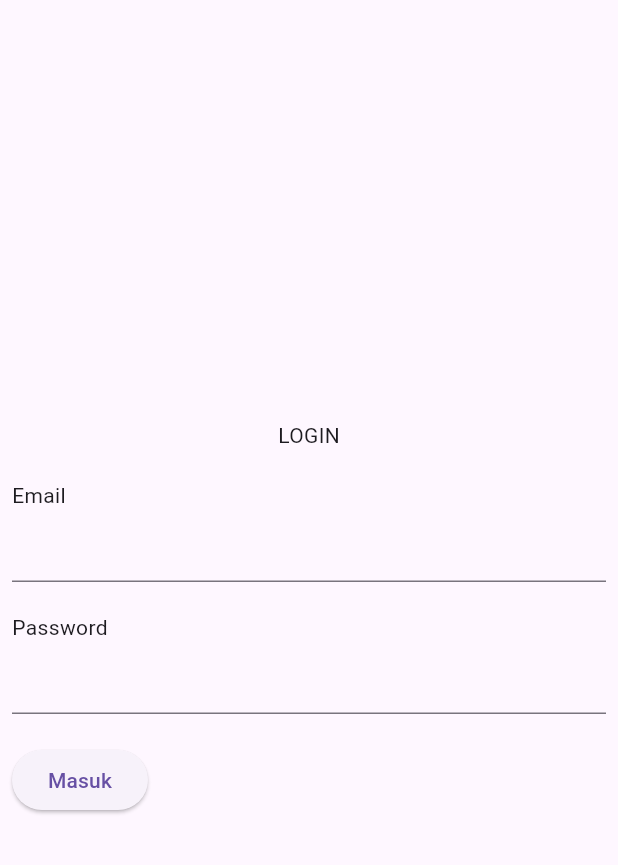
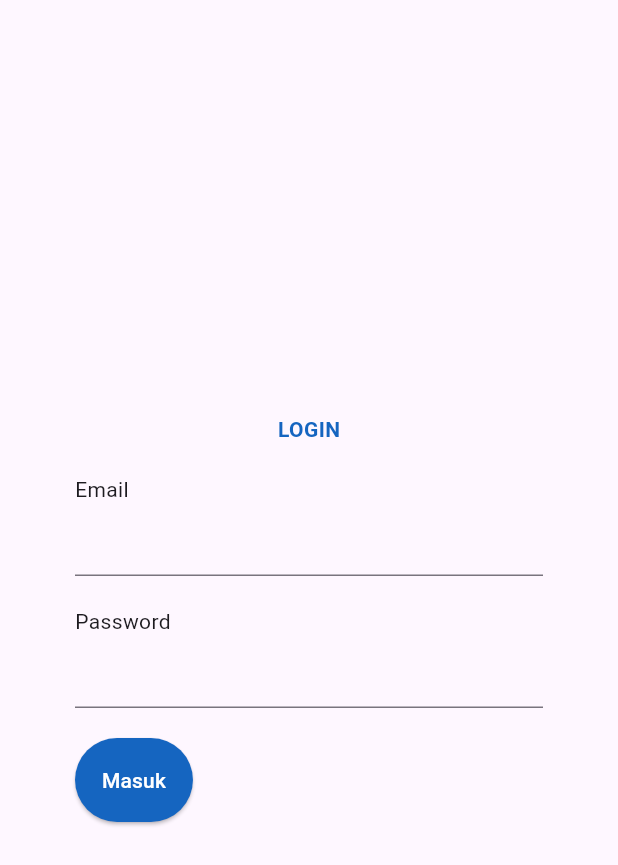
Before and after one commit to ukasyaaah/Flutter-Absensi-Karyawan, a Flutter app: the screen it shows after launch, on a phone screen of 412 x 824 dp. Shown: the top 865 px of the screen. Run offline on Flutter 3.47's test engine with Material 3 defaults, Android fonts, the phone set to English and light mode, and no system bars; our stand-ins replace location; missing offline and left inert: syncfusion_flutter_maps.

Commit message:
upgrade versi android gradle plugin & ubah button login

```diff
--- a/lib/login-page.dart
+++ b/lib/login-page.dart
@@ -14,19 +14,26 @@ class _LoginPageState extends State<LoginPage> {
     return Scaffold(
       body: SafeArea(
         child: Padding(
-          padding: const EdgeInsets.all(8.0),
+          padding: const EdgeInsets.all(50.0),
           child: Center(
             child: Column(
               crossAxisAlignment: CrossAxisAlignment.start,
               mainAxisAlignment: MainAxisAlignment.center,
               children: [
-                Center(child: Text('LOGIN')),
+                Center(
+                    child: Text('LOGIN',
+                        style: TextStyle(
+                          color: Colors.blue[800],
+                          fontWeight: FontWeight.bold,
+                        ))),
                 SizedBox(height: 20),
                 Text('Email'),
                 TextField(),
                 SizedBox(height: 20),
                 Text('Password'),
-                TextField(obscureText: true,),
+                TextField(
+                  obscureText: true,
+                ),
                 SizedBox(height: 20),
                 ElevatedButton(
                   onPressed: () {
@@ -35,7 +42,11 @@ class _LoginPageState extends State<LoginPage> {
                             MaterialPageRoute(builder: (context) => HomePage()))
                         .then((value) => (value));
                   },
-                  child: Text('Masuk'),
+                  style: ElevatedButton.styleFrom(
+                    backgroundColor: Colors.blue[800],
+                    padding: EdgeInsets.all(18),
+                  ),
+                  child: Text('Masuk', style: TextStyle(color: Colors.white)),
                 ),
               ],
             ),
--- a/lib/main.dart
+++ b/lib/main.dart
@@ -12,7 +12,7 @@ class MyApp extends StatelessWidget {
 
   @override
   Widget build(BuildContext context) {
-    return MaterialApp(
+    return const MaterialApp(
       debugShowCheckedModeBanner: false,
       home: LoginPage(),
     );
```
Also changed, not shown: pubspec.lock, 2 other files.
